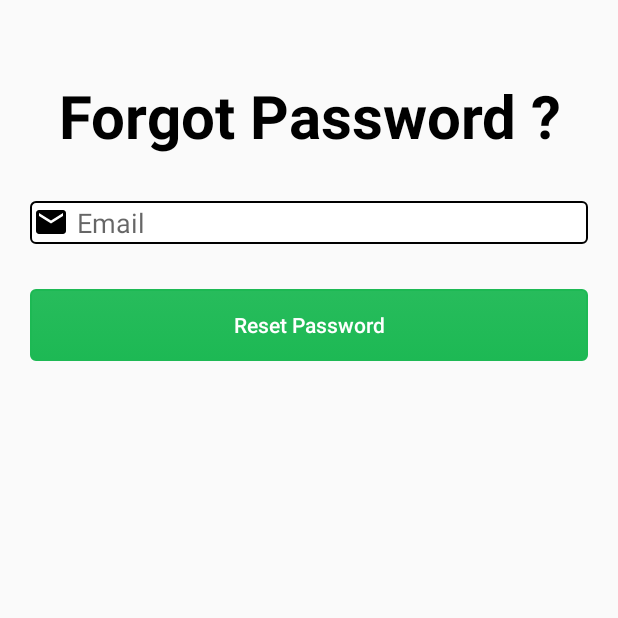
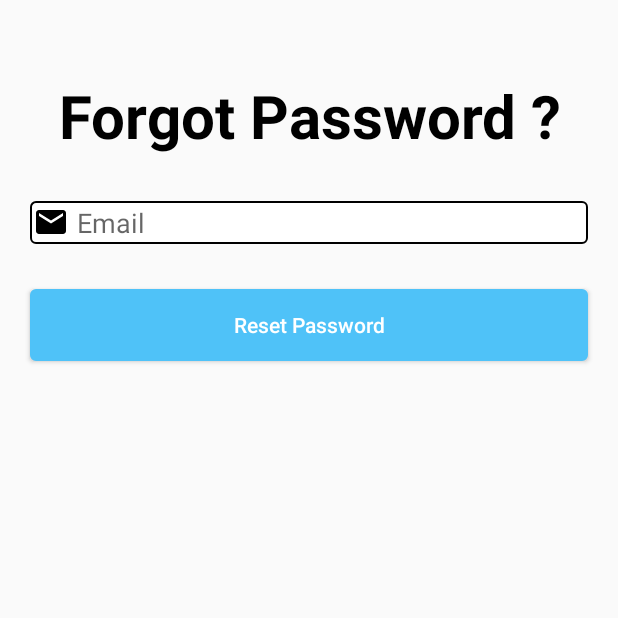
Before and after one commit to surajsahoo329/Flex_Delivering_Jobs, an Android app: the screen it shows after launch (ForgotPassword), after a tap on "Forgot Password?", on a phone screen of 412 x 824 dp, the top half of it. Run offline under Robolectric (Android 15) with nearby library versions, the phone set to English and light mode, and no system bars; our stand-ins replace Firebase (no records; nobody signed in at launch, a user with empty details on screens opened directly); 1 other tap on this screen came first.

Commit message:
Final commit
Signed-off-by: surajsahoo329 <surajsahoo329bbsr@gmail.com>

```diff
--- a/app/src/main/res/drawable/mybutton.xml
+++ b/app/src/main/res/drawable/mybutton.xml
@@ -3,21 +3,21 @@
     <item android:state_pressed="true" >
         <shape android:shape="rectangle"  >
             <corners android:radius="3dip" />
-            <gradient android:angle="-90" android:startColor="#5BF090" android:endColor="#1db954"  />
+            <gradient android:angle="-90" android:endColor="#4FC2F8" android:startColor="#00FFFF" />
         </shape>
     </item>
     <item android:state_focused="true">
         <shape android:shape="rectangle"  >
             <corners android:radius="3dip" />
-            <stroke android:width="1dip" android:color="#F31DB954" />
-            <solid android:color="#1db954"/>
+            <stroke android:width="1dip" android:color="#00FFFF" />
+            <solid android:color="#4FC2F8" />
         </shape>
     </item>
     <item >
         <shape android:shape="rectangle"  >
             <corners android:radius="3dip" />
-            <stroke android:width="1dip" android:color="#1db954" />
-            <gradient android:angle="-90" android:startColor="#F31DB954" android:endColor="#1db954" />
+            <stroke android:width="1dip" android:color="#4FC2F8" />
+            <gradient android:angle="-90" android:endColor="#4FC2F8" android:startColor="#4FC2F8" />
         </shape>
     </item>
 </selector>
--- a/app/src/main/res/values-v21/style.xml
+++ b/app/src/main/res/values-v21/style.xml
@@ -10,7 +10,7 @@
 
 
     <style name="RatingBar" parent="Theme.AppCompat">
-        <item name="colorControlActivated">#1db945</item>
+        <item name="colorControlActivated">#4FC2F8</item>
         <item name="colorControlNormal">#4D4B4B</item>
     </style>
 
```
Also changed, not shown: app/src/main/java/com/example/flex/LicenseDetailsActivity.java (+14 -0 lines).
